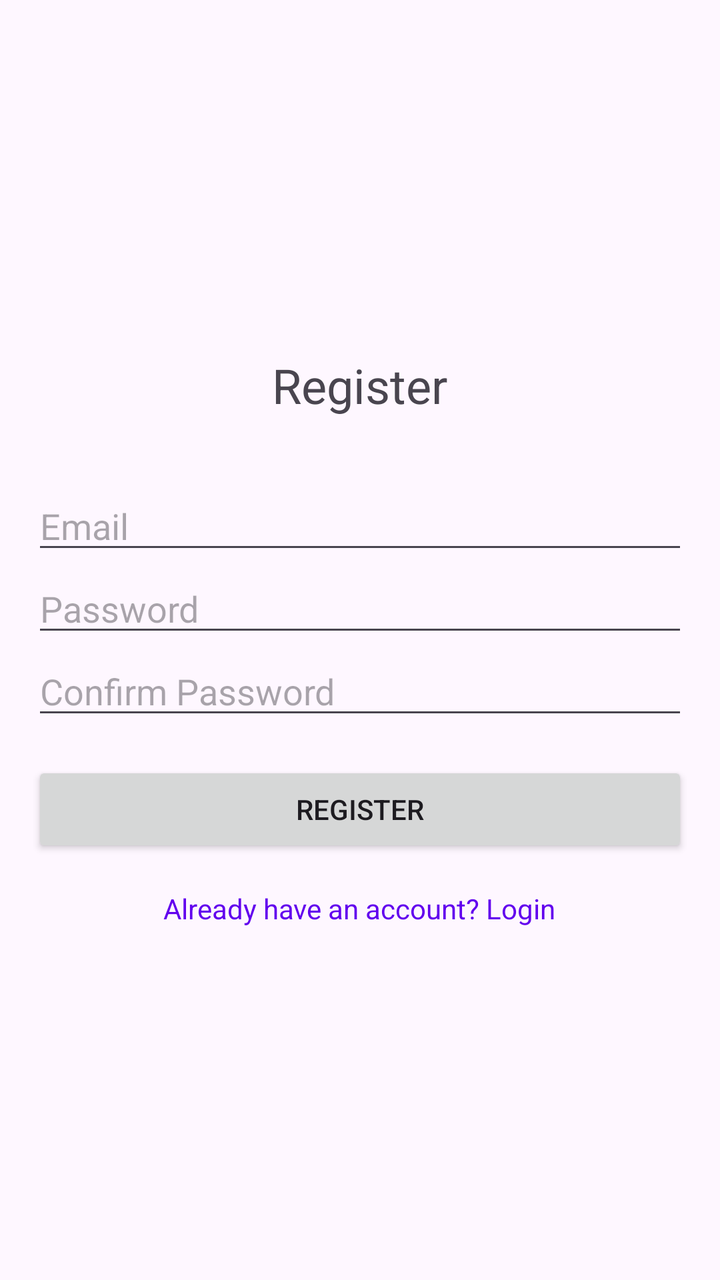
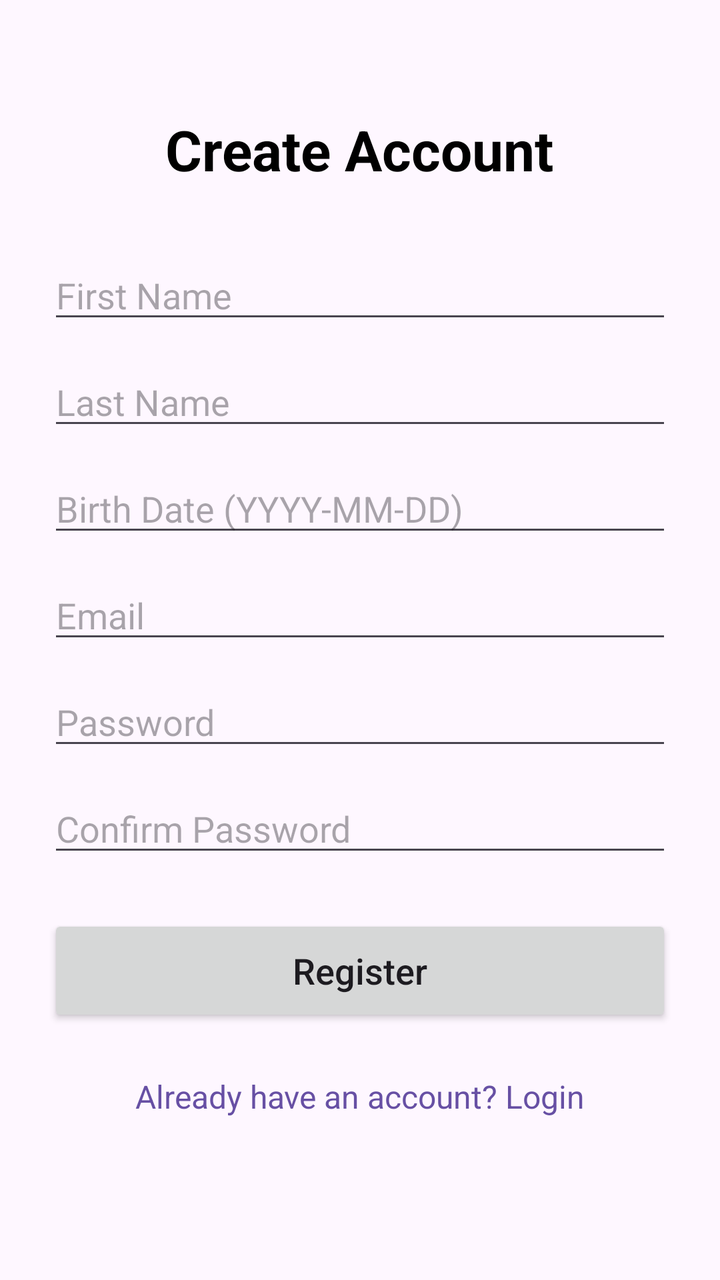

Compare the two renders of this Android layout. The source of the first and the diff that turns it into the second are given below.
<!-- AndroidManifest.xml: application theme Theme.SmartLife -->
<!-- res/layout/activity_register.xml -->
<?xml version="1.0" encoding="utf-8"?>
<LinearLayout xmlns:android="http://schemas.android.com/apk/res/android"
    android:layout_width="match_parent"
    android:layout_height="match_parent"
    android:orientation="vertical"
    android:padding="16dp"
    android:gravity="center">

    <TextView
        android:layout_width="wrap_content"
        android:layout_height="wrap_content"
        android:text="Register"
        android:textSize="24sp"
        android:layout_marginBottom="32dp"/>

    <EditText
        android:id="@+id/etEmail"
        android:layout_width="match_parent"
        android:layout_height="wrap_content"
        android:hint="Email"
        android:inputType="textEmailAddress"/>

    <EditText
        android:id="@+id/etPassword"
        android:layout_width="match_parent"
        android:layout_height="wrap_content"
        android:hint="Password"
        android:inputType="textPassword"/>

    <EditText
        android:id="@+id/etConfirmPassword"
        android:layout_width="match_parent"
        android:layout_height="wrap_content"
        android:hint="Confirm Password"
        android:inputType="textPassword"/>

    <Button
        android:id="@+id/btnRegister"
        android:layout_width="match_parent"
        android:layout_height="wrap_content"
        android:text="Register"
        android:layout_marginTop="16dp"/>

    <TextView
        android:id="@+id/tvLogin"
        android:layout_width="wrap_content"
        android:layout_height="wrap_content"
        android:text="Already have an account? Login"
        android:layout_marginTop="16dp"
        android:textColor="@color/design_default_color_primary"/>

</LinearLayout>
<!-- resources referenced by this layout -->
<resources>
  <style name="Theme.SmartLife" parent="Base.Theme.SmartLife" />
  <style name="Base.Theme.SmartLife" parent="Theme.Material3.DayNight.NoActionBar">
          
          
      </style>
</resources>

<!-- the commit's change to res/layout/activity_register.xml (unified diff, before → after) -->
@@ -1,52 +1,97 @@
 <?xml version="1.0" encoding="utf-8"?>
-<LinearLayout xmlns:android="http://schemas.android.com/apk/res/android"
+<ScrollView xmlns:android="http://schemas.android.com/apk/res/android"
     android:layout_width="match_parent"
     android:layout_height="match_parent"
-    android:orientation="vertical"
-    android:padding="16dp"
-    android:gravity="center">
+    android:fillViewport="true">
 
-    <TextView
-        android:layout_width="wrap_content"
-        android:layout_height="wrap_content"
-        android:text="Register"
-        android:textSize="24sp"
-        android:layout_marginBottom="32dp"/>
-
-    <EditText
-        android:id="@+id/etEmail"
+    <LinearLayout
         android:layout_width="match_parent"
         android:layout_height="wrap_content"
-        android:hint="Email"
-        android:inputType="textEmailAddress"/>
+        android:orientation="vertical"
+        android:padding="24dp"
+        android:gravity="center_horizontal">
 
-    <EditText
-        android:id="@+id/etPassword"
-        android:layout_width="match_parent"
-        android:layout_height="wrap_content"
-        android:hint="Password"
-        android:inputType="textPassword"/>
+        <TextView
+            android:layout_width="wrap_content"
+            android:layout_height="wrap_content"
+            android:text="Create Account"
+            android:textSize="28sp"
+            android:textStyle="bold"
+            android:textColor="@color/black"
+            android:layout_marginTop="32dp"
+            android:layout_marginBottom="32dp"/>
 
-    <EditText
-        android:id="@+id/etConfirmPassword"
-        android:layout_width="match_parent"
-        android:layout_height="wrap_content"
-        android:hint="Confirm Password"
-        android:inputType="textPassword"/>
+        <EditText
+            android:id="@+id/etFirstName"
+            android:layout_width="match_parent"
+            android:layout_height="wrap_content"
+            android:hint="First Name"
+            android:inputType="textPersonName"
+            android:layout_marginBottom="12dp"/>
 
-    <Button
-        android:id="@+id/btnRegister"
-        android:layout_width="match_parent"
-        android:layout_height="wrap_content"
-        android:text="Register"
-        android:layout_marginTop="16dp"/>
+        <EditText
+            android:id="@+id/etLastName"
+            android:layout_width="match_parent"
+            android:layout_height="wrap_content"
+            android:hint="Last Name"
+            android:inputType="textPersonName"
+            android:layout_marginBottom="12dp"/>
 
-    <TextView
-        android:id="@+id/tvLogin"
-        android:layout_width="wrap_content"
-        android:layout_height="wrap_content"
-        android:text="Already have an account? Login"
-        android:layout_marginTop="16dp"
-        android:textColor="@color/design_default_color_primary"/>
+        <EditText
+            android:id="@+id/etBirthDate"
+            android:layout_width="match_parent"
+            android:layout_height="wrap_content"
+            android:hint="Birth Date (YYYY-MM-DD)"
+            android:inputType="date"
+            android:layout_marginBottom="12dp"/>
 
-</LinearLayout>
+        <EditText
+            android:id="@+id/etEmail"
+            android:layout_width="match_parent"
+            android:layout_height="wrap_content"
+            android:hint="Email"
+            android:inputType="textEmailAddress"
+            android:layout_marginBottom="12dp"/>
+
+        <EditText
+            android:id="@+id/etPassword"
+            android:layout_width="match_parent"
+            android:layout_height="wrap_content"
+            android:hint="Password"
+            android:inputType="textPassword"
+            android:layout_marginBottom="12dp"/>
+
+        <EditText
+            android:id="@+id/etConfirmPassword"
+            android:layout_width="match_parent"
+            android:layout_height="wrap_content"
+            android:hint="Confirm Password"
+            android:inputType="textPassword"
+            android:layout_marginBottom="24dp"/>
+
+        <Button
+            android:id="@+id/btnRegister"
+            android:layout_width="match_parent"
+            android:layout_height="56dp"
+            android:text="Register"
+            android:textAllCaps="false"
+            android:textSize="18sp"/>
+
+        <ProgressBar
+            android:id="@+id/progressBar"
+            android:layout_width="wrap_content"
+            android:layout_height="wrap_content"
+            android:layout_marginTop="16dp"
+            android:visibility="gone"/>
+
+        <TextView
+            android:id="@+id/tvLogin"
+            android:layout_width="wrap_content"
+            android:layout_height="wrap_content"
+            android:text="Already have an account? Login"
+            android:layout_marginTop="24dp"
+            android:textColor="?attr/colorPrimary"
+            android:textSize="16sp"/>
+
+    </LinearLayout>
+</ScrollView>
<!-- resource entries referenced after the edit -->
@@ -1,5 +1,6 @@
 <!-- resources referenced by this layout -->
 <resources>
+  <color name="black">#FF000000</color>
   <style name="Theme.SmartLife" parent="Base.Theme.SmartLife" />
   <style name="Base.Theme.SmartLife" parent="Theme.Material3.DayNight.NoActionBar">
           
